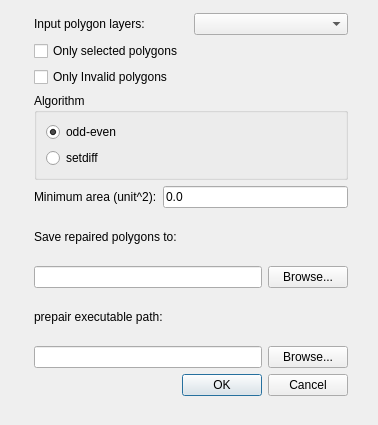
Old version of the form ui_prepair.ui in the repository tudelft3d/prepair-qgis.
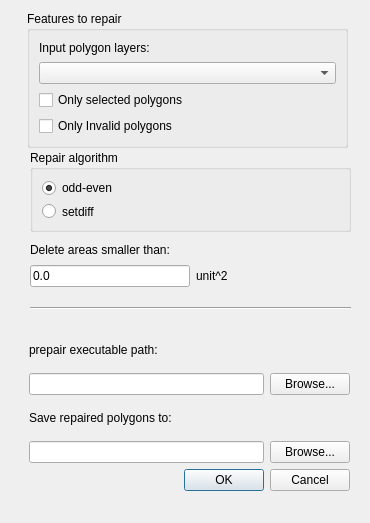
New version of the form.

Commit message:
progress working IF you enable once the python console
go figure out why :/

Diff of the .ui file:
```diff
--- a/ui_prepair.ui
+++ b/ui_prepair.ui
@@ -6,47 +6,44 @@
    <rect>
     <x>0</x>
     <y>0</y>
-    <width>378</width>
-    <height>425</height>
+    <width>370</width>
+    <height>523</height>
    </rect>
   </property>
   <property name="windowTitle">
    <string>prepair</string>
   </property>
-  <widget class="QWidget" name="layoutWidget">
+  <widget class="QGroupBox" name="groupBox_2">
    <property name="geometry">
     <rect>
-     <x>34</x>
-     <y>13</y>
-     <width>314</width>
-     <height>383</height>
+     <x>27</x>
+     <y>11</y>
+     <width>321</width>
+     <height>137</height>
     </rect>
    </property>
-   <layout class="QVBoxLayout" name="verticalLayout_5">
-    <item>
-     <layout class="QVBoxLayout" name="verticalLayout_2">
-      <item>
-       <layout class="QHBoxLayout" name="horizontalLayout">
-        <item>
+   <property name="title">
+    <string>Features to repair</string>
+   </property>
+   <layout class="QGridLayout" name="gridLayout">
+    <item row="0" column="0">
          <widget class="QLabel" name="label_3">
           <property name="text">
            <string>Input polygon layers:</string>
           </property>
          </widget>
         </item>
-        <item>
+    <item row="1" column="0">
          <widget class="QComboBox" name="comboLayers"/>
         </item>
-       </layout>
-      </item>
-      <item>
+    <item row="2" column="0">
        <widget class="QCheckBox" name="onlySelected">
         <property name="text">
          <string>Only selected polygons</string>
         </property>
        </widget>
       </item>
-      <item>
+    <item row="3" column="0">
        <widget class="QCheckBox" name="onlyInvalid">
         <property name="text">
          <string>Only Invalid polygons</string>
@@ -54,13 +51,20 @@
        </widget>
       </item>
      </layout>
-    </item>
-    <item>
+  </widget>
      <widget class="QGroupBox" name="groupBox">
+   <property name="geometry">
+    <rect>
+     <x>30</x>
+     <y>150</y>
+     <width>321</width>
+     <height>82</height>
+    </rect>
+   </property>
       <property name="title">
-       <string>Algorithm</string>
-      </property>
-      <layout class="QVBoxLayout" name="verticalLayout_3">
+    <string>Repair algorithm</string>
+   </property>
+   <layout class="QVBoxLayout" name="verticalLayout_2">
        <item>
         <widget class="QRadioButton" name="radioOddEven">
          <property name="text">
@@ -80,44 +84,54 @@
        </item>
       </layout>
      </widget>
-    </item>
-    <item>
-     <layout class="QHBoxLayout" name="horizontalLayout_2">
-      <item>
-       <widget class="QLabel" name="label_2">
+  <widget class="Line" name="line">
+   <property name="geometry">
+    <rect>
+     <x>30</x>
+     <y>300</y>
+     <width>321</width>
+     <height>16</height>
+    </rect>
+   </property>
+   <property name="orientation">
+    <enum>Qt::Horizontal</enum>
+   </property>
+  </widget>
+  <widget class="QWidget" name="">
+   <property name="geometry">
+    <rect>
+     <x>29</x>
+     <y>332</y>
+     <width>321</width>
+     <height>159</height>
+    </rect>
+   </property>
+   <layout class="QGridLayout" name="gridLayout_2">
+    <item row="0" column="0" colspan="2">
+     <widget class="QLabel" name="label_4">
         <property name="text">
-         <string>Minimum area (unit^2):</string>
+       <string>prepair executable path:</string>
         </property>
        </widget>
       </item>
-      <item>
-       <widget class="QLineEdit" name="minarea">
+    <item row="1" column="0">
+     <widget class="QLineEdit" name="prepairPath"/>
+    </item>
+    <item row="1" column="1">
+     <widget class="QPushButton" name="browsePrepairPath">
         <property name="text">
-         <string>0.0</string>
+       <string>Browse...</string>
         </property>
        </widget>
       </item>
-     </layout>
-    </item>
-    <item>
-     <layout class="QVBoxLayout" name="verticalLayout">
-      <item>
+    <item row="2" column="0" colspan="2">
        <widget class="QLabel" name="label">
         <property name="text">
          <string>Save repaired polygons to:</string>
         </property>
        </widget>
       </item>
-      <item>
-       <layout class="QGridLayout" name="gridLayout">
-        <item row="0" column="1">
-         <widget class="QPushButton" name="browseOutfile">
-          <property name="text">
-           <string>Browse...</string>
-          </property>
-         </widget>
-        </item>
-        <item row="0" column="0">
+    <item row="3" column="0">
          <widget class="QLineEdit" name="filename">
           <property name="text">
            <string/>
@@ -127,36 +141,14 @@
           </property>
          </widget>
         </item>
-       </layout>
-      </item>
-     </layout>
-    </item>
-    <item>
-     <layout class="QVBoxLayout" name="verticalLayout_4">
-      <item>
-       <widget class="QLabel" name="label_4">
-        <property name="text">
-         <string>prepair executable path:</string>
-        </property>
-       </widget>
-      </item>
-      <item>
-       <layout class="QHBoxLayout" name="horizontalLayout_3">
-        <item>
-         <widget class="QLineEdit" name="prepairPath"/>
-        </item>
-        <item>
-         <widget class="QPushButton" name="browsePrepairPath">
+    <item row="3" column="1">
+     <widget class="QPushButton" name="browseOutfile">
           <property name="text">
            <string>Browse...</string>
           </property>
          </widget>
         </item>
-       </layout>
-      </item>
-     </layout>
-    </item>
-    <item>
+    <item row="4" column="0" colspan="2">
      <widget class="QDialogButtonBox" name="buttonBox">
       <property name="orientation">
        <enum>Qt::Horizontal</enum>
@@ -168,6 +160,47 @@
     </item>
    </layout>
   </widget>
+  <widget class="QWidget" name="">
+   <property name="geometry">
+    <rect>
+     <x>30</x>
+     <y>240</y>
+     <width>198</width>
+     <height>47</height>
+    </rect>
+   </property>
+   <layout class="QGridLayout" name="gridLayout_3">
+    <item row="0" column="0" colspan="2">
+     <widget class="QLabel" name="label_2">
+      <property name="text">
+       <string>Delete areas smaller than:</string>
+      </property>
+     </widget>
+    </item>
+    <item row="1" column="0">
+     <widget class="QLineEdit" name="minarea">
+      <property name="text">
+       <string>0.0</string>
+      </property>
+     </widget>
+    </item>
+    <item row="1" column="1">
+     <widget class="QLabel" name="label_5">
+      <property name="text">
+       <string>unit^2</string>
+      </property>
+     </widget>
+    </item>
+   </layout>
+  </widget>
+  <zorder>label_2</zorder>
+  <zorder>buttonBox</zorder>
+  <zorder>layoutWidget</zorder>
+  <zorder>layoutWidget</zorder>
+  <zorder>layoutWidget</zorder>
+  <zorder>groupBox_2</zorder>
+  <zorder>groupBox</zorder>
+  <zorder>line</zorder>
  </widget>
  <resources/>
  <connections>
```
Lines whose indentation alone changed are shown as unchanged. The commit also changes 2 other files.
